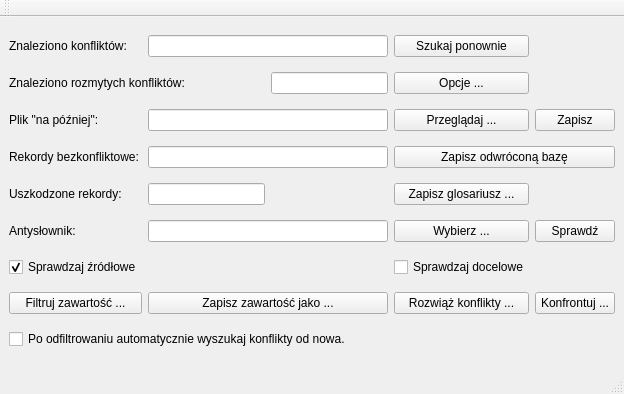
First picture: the form in contentmanagerwindow.ui, repository benkopolis/conflict-resolver, before the edit.
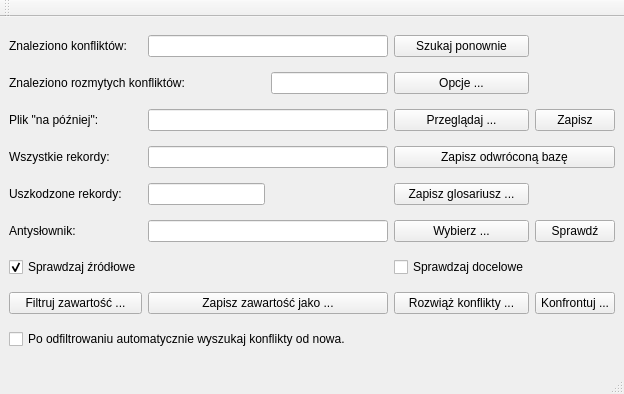
Second picture: the form after the edit.

Commit message: just before checking reading headers from tms

```diff
--- a/contentmanagerwindow.ui
+++ b/contentmanagerwindow.ui
@@ -112,7 +112,7 @@
     <item row="3" column="0">
      <widget class="QLabel" name="label_5">
       <property name="text">
-       <string>Rekordy bezkonfliktowe:</string>
+       <string>Wszystkie rekordy:</string>
       </property>
       <property name="buddy">
        <cstring>_totalCount</cstring>
```
Left out of the diff: 2 changed lines with no effect on the pictures. The commit also changes 2 other files.
